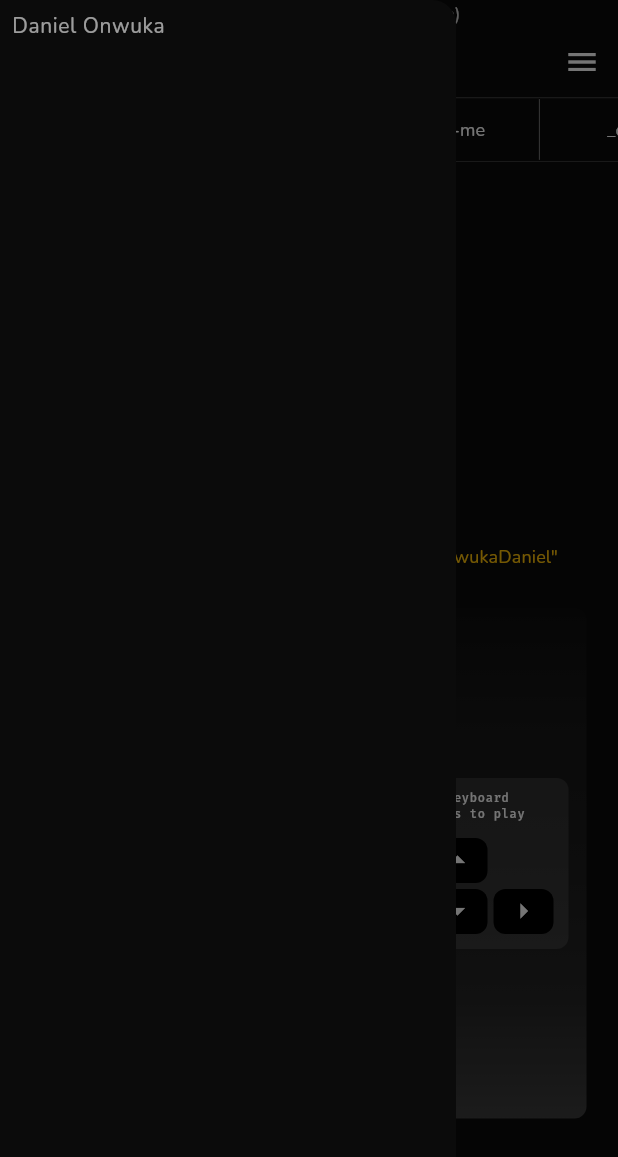
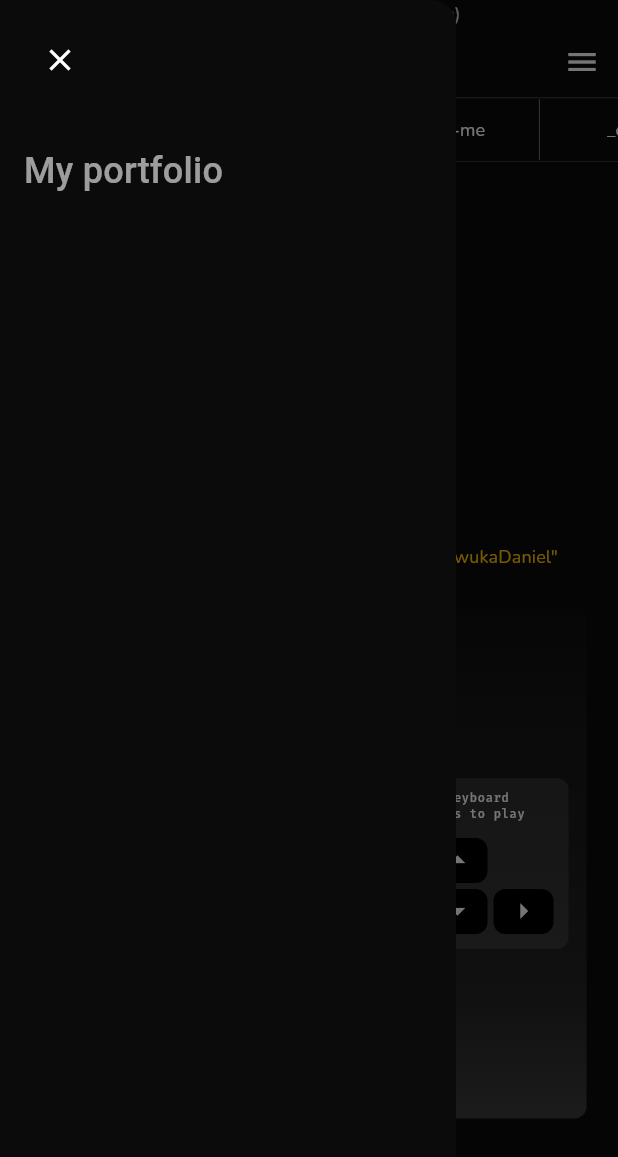
Before and after one commit to OnwukaDaniel/portfolio, a Flutter app: the screen it shows after launch, with the side drawer open, on a phone screen of 412 x 824 dp. Shown: the top 1157 px of the screen. Run offline on Flutter 3.47's test engine with Material 3 defaults, Android fonts, the phone set to English and light mode, and no system bars; drawn by our look-alikes of animated_text_kit; our stand-ins replace animated_background, stacked, video_player; missing offline and left inert: animated_gradient, code_text_field, highlight, media_kit, media_kit_video, particles_flutter and 1 more; Roboto replaces fonts that are missing (JMH Typewriter).

Commit message:
Open and close drawer

```diff
--- a/lib/app_wrapper.dart
+++ b/lib/app_wrapper.dart
@@ -26,22 +26,35 @@ class _AppWrapperState extends State<AppWrapper>
   Widget build(BuildContext context) {
     var ll = TextUtils.labelLarge(context).copyWith(fontFamily: 'Nunito');
     var bs = TextUtils.bodySmall(context).copyWith(fontFamily: 'Nunito');
+    var tm = TextUtils.titleMedium(context).copyWith(fontFamily: 'JMH Typewriter');
 
-    Widget appDrawer = Drawer(
+    Widget appDrawer = Builder(
+      builder: (context) {
+        return Drawer(
           backgroundColor: Theme.of(context).scaffoldBackgroundColor,
           elevation: 2,
           child: Padding(
-        padding: const EdgeInsets.all(8),
+            padding: const EdgeInsets.all(16),
             child: Column(
               crossAxisAlignment: CrossAxisAlignment.start,
               children: [
-            Text(
-              AppConstants.devName,
-              style: bs.copyWith(color: ll.color!.withOpacity(.6)),
+                IconButton(
+                  onPressed: () => Scaffold.of(context).closeDrawer(),
+                  icon: Icon(Icons.close, color: ll.color),
+                ),
+                Padding(
+                  padding: const EdgeInsets.symmetric(vertical: 32),
+                  child: Text(
+                    'My portfolio',
+                    textAlign: TextAlign.center,
+                    style: tm.copyWith(color: tm.color!.withOpacity(.6)),
+                  ),
                 )
               ],
             ),
           ),
+        );
+      }
     );
 
     List<PathEnum> actions = [
--- a/lib/ui/homepage/views/path_bar.dart
+++ b/lib/ui/homepage/views/path_bar.dart
@@ -50,9 +50,16 @@ class PathBar extends StatelessWidget {
           ),
         ),
         if (getDeviceType(context) == DeviceType.mobile)
-          IconButton(
-            onPressed: () => Scaffold.of(context).openDrawer(),
-            icon: Icon(Icons.menu, color: ll.color),
+          StatefulBuilder(
+              builder: (context, setState) {
+              return IconButton(
+                onPressed: () => Scaffold.of(context).openDrawer(),
+                icon: Icon(
+                  Scaffold.of(context).isDrawerOpen? Icons.close: Icons.menu,
+                  color: ll.color,
+                ),
+              );
+            }
           )
       ],
     );
```
Lines whose indentation alone changed are shown as unchanged.
